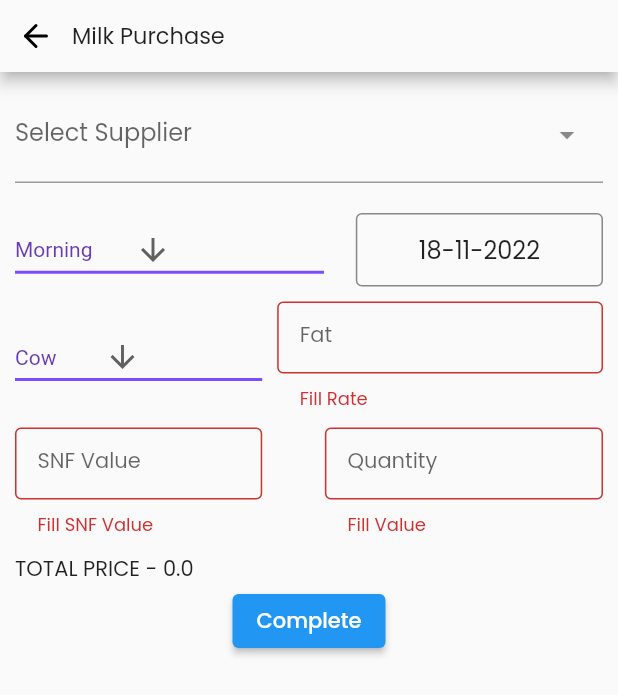
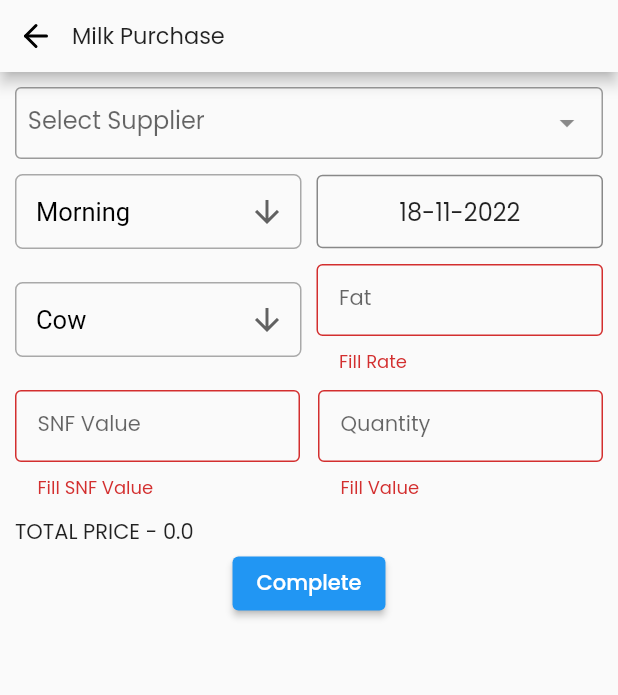
Before and after one commit to codewithdhruv22/Bl-Dairy-App-New, a Flutter app: the MilkPurchaseScreen screen opened directly, after a tap on "Complete", on a phone screen of 412 x 824 dp. Shown: the top 695 px of the screen. Run offline on Flutter 3.47's test engine with Material 2 defaults, Android fonts, the phone set to English and light mode, and no system bars; drawn by our look-alikes of dropdown_search; our stand-ins replace carousel_slider, cloud_firestore, csv, firebase_core, flutter_feather_icons, flutter_riverpod and 9 more; missing offline and left inert: textfield_search, whatsapp_share2; accounts and stored records are empty; network calls fail.

Commit message:
UI improved

```diff
--- a/lib/view/screens/milkPurchase.dart
+++ b/lib/view/screens/milkPurchase.dart
@@ -2,12 +2,9 @@ import 'package:bl_dairy_app/controller/milkPurchaseController.dart';
 import 'package:bl_dairy_app/controller/milkSupplierController.dart';
 import 'package:bl_dairy_app/model/ledgerModel.dart';
 import 'package:bl_dairy_app/model/milkPurchaseModel.dart';
-import 'package:bl_dairy_app/view/screens/AddMilkSupplier.dart';
-import 'package:bl_dairy_app/view/screens/home.dart';
 import 'package:cloud_firestore/cloud_firestore.dart';
 import 'package:dropdown_search/dropdown_search.dart';
 import 'package:flutter/material.dart';
-import 'package:flutter/services.dart';
 import 'package:flutter_feather_icons/flutter_feather_icons.dart';
 import 'package:flutter_riverpod/flutter_riverpod.dart';
 
@@ -96,23 +93,23 @@ class _MilkPurchaseScreenState extends ConsumerState<MilkPurchaseScreen> {
     await WhatsappShare.shareFile(
       text: text,
       phone: '91$phoneNo',
-      filePath: ["${_image!.path}"],
+      filePath: [(_image!.path)],
     );
   }
 
   Future getImage(String imgSrc) async {
     try {
-      final ImagePicker _picker = ImagePicker();
-      XFile? _pickedFile = (await _picker.pickImage(
+      final ImagePicker picker = ImagePicker();
+      XFile? pickedFile = (await picker.pickImage(
           source:
               imgSrc == "Camera" ? ImageSource.camera : ImageSource.gallery));
 
-      if (_pickedFile != null) {
+      if (pickedFile != null) {
         // getting a directory path for saving
         final directory = await getExternalStorageDirectory();
 
         // copy the file to a new path
-        await _pickedFile.saveTo('${directory!.path}/image1.png');
+        await pickedFile.saveTo('${directory!.path}/image1.png');
         _image = File('${directory.path}/image1.png');
       }
     } catch (er) {
@@ -197,53 +194,40 @@ class _MilkPurchaseScreenState extends ConsumerState<MilkPurchaseScreen> {
                         });
                       },
                       dropdownDecoratorProps: const DropDownDecoratorProps(
-                        dropdownSearchDecoration:
-                            InputDecoration(labelText: "Select Supplier"),
+                        dropdownSearchDecoration: InputDecoration(
+                            border: OutlineInputBorder(gapPadding: 4.0),
+                            labelText: "  Select Supplier",
+                            contentPadding: EdgeInsets.all(0)),
                       ),
                     ),
-
-//                 SearchField(
-//                   suggestionState: Suggestion.expand,
-//                   textInputAction: TextInputAction.next,
-// controller: suppNameEdCont,
-// suggestions: searchList.map((e) => SearchFieldListItem(e.Name)).toList(),
-//                   suggestionAction: SuggestionAction.unfocus,
-//                   onSuggestionTap: (value){
-//
-//                   },
-//                 ),
-                    const SizedBox(
-                      height: 10,
-                    ),
-                    // TextFieldSearch(
-                    //
-                    //   controller : suppNameEdCont,
-                    //   initialList: searchList,
-                    //   itemsInView: 10,
-                    //   label: 'Supplier Name',
-                    //   decoration: const InputDecoration(
-                    //     labelText: 'Supplier Name',
-                    //     border: OutlineInputBorder(),
-                    //   ),
-                    // ),
                     const SizedBox(
                       height: 10,
                     ),
                     Row(
                       mainAxisAlignment: MainAxisAlignment.spaceBetween,
                       children: [
-                        SizedBox(
-                          width: MediaQuery.of(context).size.width * 0.5,
+                        Expanded(
+                          child: Container(
+                            padding: const EdgeInsets.fromLTRB(13, 0, 10, 0),
+                            decoration: BoxDecoration(
+                              border: Border.all(
+                                color: const Color.fromARGB(181, 136, 136, 136),
+                              ),
+                              borderRadius: BorderRadius.circular(5),
+                            ),
                             child: DropdownButton<String>(
+                              isExpanded: true,
+                              underline: Container(),
+                              borderRadius: BorderRadius.circular(10),
                               onChanged: (String? value) {
                                 // This is called when the user selects an item.
                                 setState(() {
                                   ShiftVal = value!;
                                 });
                               },
-                            hint: const Text('Choose Shift'),
-                            items: shiftlist
-                                .map<DropdownMenuItem<String>>((String value) {
+                              hint: const Text('Choose Shift '),
+                              items: shiftlist.map<DropdownMenuItem<String>>(
+                                  (String value) {
                                 return DropdownMenuItem<String>(
                                   value: value,
                                   child: Text(value),
@@ -252,29 +236,19 @@ class _MilkPurchaseScreenState extends ConsumerState<MilkPurchaseScreen> {
                               value: ShiftVal,
                               icon: const Icon(Icons.arrow_downward),
                               elevation: 16,
-                            style: const TextStyle(color: Colors.deepPurple),
-                            underline: Container(
-                              height: 2,
-                              color: Colors.deepPurpleAccent,
+                              style: const TextStyle(
+                                color: MyColors.black,
+                                fontSize: 17,
                               ),
-
-                            // decoration: const InputDecoration(
-                            //   contentPadding:
-                            //       EdgeInsets.symmetric(vertical: 0, horizontal: 15),
-                            //   labelStyle: TextStyle(fontSize: 14),
-                            //   labelText: 'Milk Type',
-                            //   border: OutlineInputBorder(),
-                            // ),
-                            // controller: advancePaymentController,
+                            ),
                           ),
                         ),
                         const SizedBox(
-                          width: 12,
+                          width: 10,
                         ),
-                        InkWell(
+                        Expanded(
+                          child: InkWell(
                             onTap: () => _selectDate(ref),
-                          child: SizedBox(
-                            width: MediaQuery.of(context).size.width * 0.4,
                             child: Container(
                               height: 49,
                               decoration: BoxDecoration(
@@ -287,7 +261,7 @@ class _MilkPurchaseScreenState extends ConsumerState<MilkPurchaseScreen> {
                                 child: Text(
                                   "${date.day}-${date.month}-${date.year}",
                                   // "${date.day}-${date.month}-${date.year}",
-                                  style: TextStyle(
+                                  style: const TextStyle(
                                     fontSize: 16,
                                   ),
                                 ),
@@ -302,8 +276,15 @@ class _MilkPurchaseScreenState extends ConsumerState<MilkPurchaseScreen> {
                     ),
                     Row(
                       children: [
-                        SizedBox(
-                          width: MediaQuery.of(context).size.width * 0.4,
+                        Expanded(
+                          child: Container(
+                            padding: const EdgeInsets.fromLTRB(13, 0, 10, 0),
+                            decoration: BoxDecoration(
+                              border: Border.all(
+                                color: const Color.fromARGB(181, 136, 136, 136),
+                              ),
+                              borderRadius: BorderRadius.circular(5),
+                            ),
                             child: DropdownButton<String>(
                               onChanged: (String? value) {
                                 // This is called when the user selects an item.
@@ -312,30 +293,23 @@ class _MilkPurchaseScreenState extends ConsumerState<MilkPurchaseScreen> {
                                 });
                               },
                               hint: const Text('Milk Type'),
-                            items: milktyplist
-                                .map<DropdownMenuItem<String>>((String value) {
+                              items: milktyplist.map<DropdownMenuItem<String>>(
+                                  (String value) {
                                 return DropdownMenuItem<String>(
                                   value: value,
                                   child: Text(value),
                                 );
                               }).toList(),
                               value: MilkTypeVal,
+                              isExpanded: true,
                               icon: const Icon(Icons.arrow_downward),
                               elevation: 16,
-                            style: const TextStyle(color: Colors.deepPurple),
-                            underline: Container(
-                              height: 2,
-                              color: Colors.deepPurpleAccent,
+                              underline: Container(),
+                              style: const TextStyle(
+                                color: MyColors.black,
+                                fontSize: 17,
                               ),
-
-                            // decoration: const InputDecoration(
-                            //   contentPadding:
-                            //       EdgeInsets.symmetric(vertical: 0, horizontal: 15),
-                            //   labelStyle: TextStyle(fontSize: 14),
-                            //   labelText: 'Milk Type',
-                            //   border: OutlineInputBorder(),
-                            // ),
-                            // controller: advancePaymentController,
+                            ),
                           ),
                         ),
                         const SizedBox(
@@ -386,15 +360,13 @@ class _MilkPurchaseScreenState extends ConsumerState<MilkPurchaseScreen> {
                         ),
                       ],
                     ),
-
                     const SizedBox(
                       height: 10,
                     ),
                     Row(
                       mainAxisAlignment: MainAxisAlignment.spaceBetween,
                       children: [
-                        SizedBox(
-                          width: MediaQuery.of(context).size.width * 0.4,
+                        Expanded(
                           child: TextFormField(
                             onChanged: (value) {
                               print(SNFDedPrice.toString() == "0");
@@ -439,8 +411,7 @@ class _MilkPurchaseScreenState extends ConsumerState<MilkPurchaseScreen> {
                         const SizedBox(
                           width: 12,
                         ),
-                        SizedBox(
-                          width: MediaQuery.of(context).size.width * 0.45,
+                        Expanded(
                           child: TextFormField(
                             controller: qtyEdCont,
                             onChanged: (value) {
@@ -486,20 +457,13 @@ class _MilkPurchaseScreenState extends ConsumerState<MilkPurchaseScreen> {
                     const SizedBox(
                       height: 10,
                     ),
-
                     Align(
                         alignment: Alignment.topLeft,
                         child: Text(
                             "TOTAL PRICE - ${double.parse((totalAmnt).toStringAsFixed(2))}")),
-
                     ElevatedButton(
                         onPressed: () async {
-
-
-
                           if (_formKey.currentState!.validate()) {
-
-
                             MilkPurchaseController.addMilkPurchase(
                                 MilkPurchaseModel(
                               Date: Timestamp.fromDate(date),
@@ -527,7 +491,8 @@ class _MilkPurchaseScreenState extends ConsumerState<MilkPurchaseScreen> {
                             await showDialog(
                               context: context,
                               builder: (ctx) => AlertDialog(
-                              title: const Text("Upload Image Of Fat Machine"),
+                                title:
+                                    const Text("Upload Image Of Fat Machine"),
                                 content: const Text("Choose Image From :- "),
                                 actions: <Widget>[
                                   TextButton(
@@ -538,7 +503,6 @@ class _MilkPurchaseScreenState extends ConsumerState<MilkPurchaseScreen> {
                                       Navigator.pop(context);
                                     },
                                     child: Container(
-
                                       padding: const EdgeInsets.all(14),
                                       child: const Text("Camera"),
                                     ),
@@ -551,7 +515,6 @@ class _MilkPurchaseScreenState extends ConsumerState<MilkPurchaseScreen> {
                                       Navigator.pop(context);
                                     },
                                     child: Container(
-
                                       padding: const EdgeInsets.all(14),
                                       child: const Text("Gallery"),
                                     ),
@@ -561,9 +524,9 @@ class _MilkPurchaseScreenState extends ConsumerState<MilkPurchaseScreen> {
                             );
 
                             shareFile(
-                              "Bill of Milk Purchase\nName- ${suppNameEdCont.text}\nShift - ${ShiftVal}"
-                              "\nMilk Type - ${MilkTypeVal}\nMilk Qty - ${double.parse(qtyEdCont.text)}\nFat - ${fatEdCont.text}"
-                              "\nSNF Value - ${snfEdCont.text}\nTotal Amount - ${totalAmnt}",
+                                "Bill of Milk Purchase\nName- ${suppNameEdCont.text}\nShift - $ShiftVal"
+                                "\nMilk Type - $MilkTypeVal\nMilk Qty - ${double.parse(qtyEdCont.text)}\nFat - ${fatEdCont.text}"
+                                "\nSNF Value - ${snfEdCont.text}\nTotal Amount - $totalAmnt",
                                 suppMobNo.toString(),
                                 chooseImgFrom);
 
```
Lines whose indentation alone changed are shown as unchanged.
